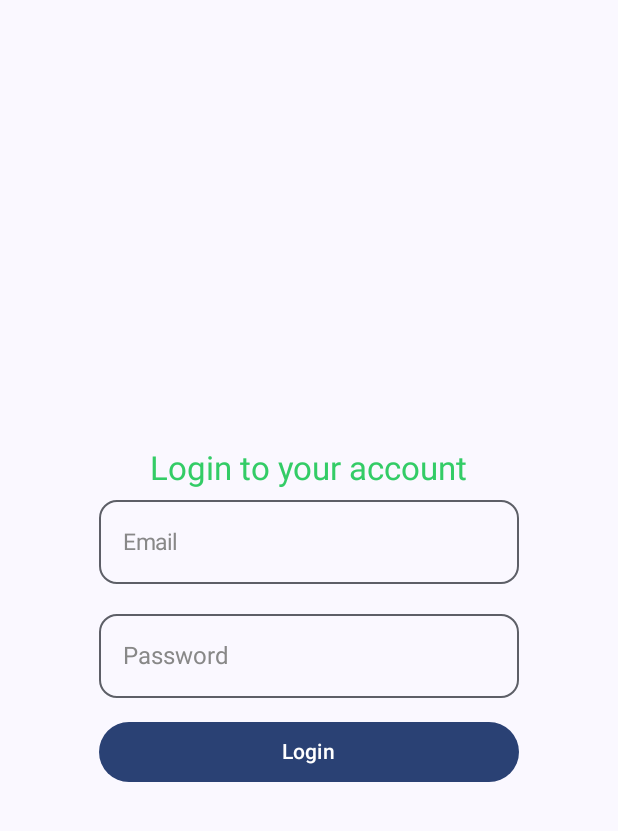
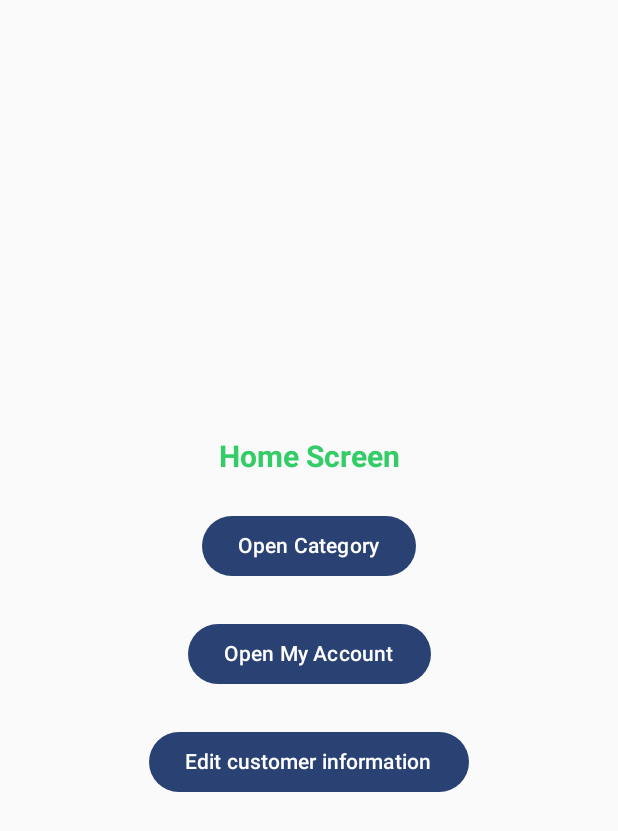
Before and after one commit to AnhQuocs/Jetpack-Compose-Basic, an Android app built with Jetpack Compose: the screen it shows after launch (MainActivity), on a phone screen of 412 x 824 dp. Shown: the top 831 px of the screen. Run offline under Robolectric (Android 15) with nearby library versions, the phone set to English and light mode, and no system bars.

Commit message:
navigation

```diff
--- a/app/src/main/java/com/example/syt/MainActivity.kt
+++ b/app/src/main/java/com/example/syt/MainActivity.kt
@@ -1,141 +1,164 @@
 package com.example.syt
 
 import android.os.Bundle
-import android.util.Log
 import androidx.activity.ComponentActivity
 import androidx.activity.compose.setContent
-import androidx.compose.foundation.background
-import androidx.compose.foundation.layout.Arrangement
-import androidx.compose.foundation.layout.Column
-import androidx.compose.foundation.layout.Spacer
-import androidx.compose.foundation.layout.WindowInsets
-import androidx.compose.foundation.layout.asPaddingValues
-import androidx.compose.foundation.layout.fillMaxSize
-import androidx.compose.foundation.layout.fillMaxWidth
-import androidx.compose.foundation.layout.padding
-import androidx.compose.foundation.layout.statusBars
-import androidx.compose.foundation.layout.width
-import androidx.compose.material3.Button
-import androidx.compose.material3.MaterialTheme
-import androidx.compose.material3.OutlinedTextField
-import androidx.compose.material3.Surface
-import androidx.compose.material3.Text
 import androidx.compose.runtime.Composable
-import androidx.compose.runtime.getValue
-import androidx.compose.runtime.mutableStateOf
-import androidx.compose.runtime.saveable.rememberSaveable
-import androidx.compose.runtime.setValue
-import androidx.compose.ui.Alignment
-import androidx.compose.ui.Modifier
-import androidx.compose.ui.graphics.Color
-import androidx.compose.ui.text.TextStyle
 import androidx.compose.ui.tooling.preview.Preview
-import androidx.compose.ui.unit.dp
-import androidx.compose.ui.unit.sp
+import androidx.navigation.NavType
+import androidx.navigation.compose.NavHost
+import androidx.navigation.compose.composable
+import androidx.navigation.compose.navigation
+import androidx.navigation.compose.rememberNavController
+import androidx.navigation.navArgument
+import com.example.syt.ui.catalog.category.CategoryScreen
+import com.example.syt.ui.catalog.product.ProductDetailScreen
+import com.example.syt.ui.checkout.CheckoutScreen
+import com.example.syt.ui.checkout.CheckoutSuccessScreen
+import com.example.syt.ui.customer.AddressDetailScreen
+import com.example.syt.ui.customer.CustomerInfoScreen
+import com.example.syt.ui.customer.MyAccountScreen
+import com.example.syt.ui.home.HomeScreen
 import com.example.syt.ui.theme.SYTTheme
 
 class MainActivity : ComponentActivity() {
     override fun onCreate(savedInstanceState: Bundle?) {
         super.onCreate(savedInstanceState)
         setContent {
-            SYTTheme {
-                Surface(
-                    modifier = Modifier.fillMaxSize(),
-                    color = MaterialTheme.colorScheme.background
+            MainApp()
+        }
+    }
+}
+
+@Composable
+fun MainApp() {
+    val navController = rememberNavController()
+    SYTTheme {
+        // navHost <---- composable,
+        // navController <---- navigate
+        NavHost(navController = navController, startDestination = "home") {
+            //route: home
+            composable("home") {
+                HomeScreen(
+                    openCategoryAction = {
+                        navController.navigate("category")
+                    },
+                    openMyAccountScreen = {
+                        navController.navigate("myAccount")
+                    },
+                    editCustomerInfo = {
+                        navController.navigate("customerInfo")
+                    },
+                )
+            }
+
+            //route: category
+            composable("category") {
+                CategoryScreen(openProductDetail = {
+                    productId ->
+                    navController.navigate("productDetail/$productId")
+                })
+            }
+
+            // route: product detail
+            // lấy dữ liệu từ category screen
+            composable("productDetail/{productId}",
+                arguments = listOf(
+                navArgument("productId") {
+                    type = NavType.StringType
+                }
+            )) {
+                backStackEntry ->
+                val productId = backStackEntry.arguments?.getString("productId")
+                requireNotNull(productId)
+                ProductDetailScreen(productId = productId, checkout = {
+                    cartId, customerId ->
+                    navController.navigate("checkout/$cartId/$customerId")
+                },
+                    backAction = {navController.popBackStack()}
+                )
+            }
+
+            // route: checkout
+            composable("checkout/{cartId}/{customerId}",
+                arguments = listOf(
+                    navArgument("cartId") {
+                        type = NavType.StringType
+                    },
+                    navArgument("customerId") {
+                        type = NavType.StringType
+                    }
+                )
+            ) {
+                navBackStackEntry ->
+                navBackStackEntry.arguments?.let {
+                    argument ->
+                    val cartId = argument.getString("cartId")
+                    val customerId = argument.getString("customerId")
+                    requireNotNull(cartId)
+                    requireNotNull(customerId)
+                    CheckoutScreen(cartId = cartId, customerId = customerId) {
+                        navController.navigate("checkoutSuccess")
+                    }
+                }
+            }
+
+            //route: checkout success
+            composable("checkoutSuccess") {
+                CheckoutSuccessScreen(goHomeAction = {
+                    navController.popBackStack("home", inclusive = false, saveState = true)
+                }, viewOrderDetailAction = {})
+            }
+
+            // route: customer
+            navigation(route = "customer", startDestination = "myAccount") {
+                //route: my account
+                composable("myAccount") {
+                    MyAccountScreen(navController = navController, openAddressScreen = {
+                            addressId ->
+                        val route = if (addressId == null) "addressDetail" else "addressDetail?addressId=$addressId"
+                        navController.navigate(route)
+                    })
+                }
+
+                //route: customerInfo
+                composable("customerInfo") {
+                    CustomerInfoScreen {
+                        navController.popBackStack()
+                    }
+                }
+
+                //route: address detail
+                composable("addressDetail") {
+                    AddressDetailScreen(null, saveAddressAndBack = {})
+                }
+                composable("addressDetail?addressId={addressId}",
+                    arguments = listOf(
+                        navArgument("addressId") {
+                            type = NavType.StringType
+                            nullable = true
+                        }
+                    )
                 ) {
-//                    CategoryScreen()
-                    HomeScreenApp()
+                        backStackEntry ->
+                    val addressId = backStackEntry.arguments?.getString("addressId")
+                    AddressDetailScreen(addressId, saveAddressAndBack = {
+                            addressId ->
+                        navController.previousBackStackEntry?.savedStateHandle?.set("new_address_id", addressId)
+                        navController.popBackStack()
+                    })
                 }
             }
         }
     }
 }
 
-@Composable
-fun HomeScreenApp() {
-        Column (
-            modifier = Modifier
-                .fillMaxSize()
-                .padding(WindowInsets.statusBars.asPaddingValues())
-        ) {
-            LoginScreen()
-        }
-}
-
-@Composable
-fun LoginScreen() {
-    Column(
-        modifier = Modifier
-            .fillMaxSize()
-            .padding(24.dp),
-        verticalArrangement = Arrangement.Center,
-        horizontalAlignment = Alignment.CenterHorizontally
-    ) {
-        Log.e("frank", "login screen start")
-        Welcome()
-
-        var email by rememberSaveable { mutableStateOf("") }
-        var password by rememberSaveable { mutableStateOf("") }
-
-        EmailTextField(email, { email = it })
-        Spacer(Modifier.padding(bottom = 12.dp))
-        PasswordTextField(password, { password = it })
-
-        Spacer(Modifier.padding(bottom = 12.dp))
-
-        Button(onClick = {}, modifier = Modifier.width(280.dp)) {
-            Text("Login")
-        }
-
-        Log.e("frank", "login screen end")
-    }
-}
-
-@Composable
-fun EmailTextField(email: String, onEmailChange: (String) -> Unit) {
-    Log.e("frank", "email")
-    OutlinedTextField (
-        value = email,
-        onValueChange = onEmailChange,
-        label = {
-            Text("Email", style = TextStyle(color = Color.Gray, fontSize = 15.sp))
-        },
-        shape = MaterialTheme.shapes.medium
-    )
-}
-
-@Composable
-fun PasswordTextField(password: String, onPasswordChange: (String) -> Unit) {
-    Log.e("frank", "password")
-    OutlinedTextField (
-        value = password,
-        onValueChange = onPasswordChange,
-        label = {
-            Text("Password", style = TextStyle(color = Color.Gray, fontSize = 16.sp))
-        },
-        shape = MaterialTheme.shapes.medium
-    )
-}
-
-//state less
-@Composable
-fun Welcome() {
-    Log.e("frank", "welcome start")
-    Text(
-        "Login to your account",
-        style = TextStyle (
-            fontSize = 22.sp,
-            color = Color(0xFF33CC66)
-        )
-    )
-    Log.e("frank", "welcome end")
-}
 
 @Preview(showBackground = true)
 @Composable
 fun GreetingPreview() {
     SYTTheme {
-        HomeScreenApp()
+        MainApp()
     }
 }
 
@@ -144,7 +167,85 @@ fun GreetingPreview() {
 
 
 
-// List and Grid - Lazy Column - Lazy Row - 04/03/2025
+
+
+
+
+
+
+// *** State - 05/03/2025
+//@Composable
+//fun LoginScreen() {
+//    Column(
+//        modifier = Modifier
+//            .fillMaxSize()
+//            .padding(24.dp),
+//        verticalArrangement = Arrangement.Center,
+//        horizontalAlignment = Alignment.CenterHorizontally
+//    ) {
+//        Log.e("frank", "login screen start")
+//        Welcome()
+//
+//        var email by rememberSaveable { mutableStateOf("") }
+//        var password by rememberSaveable { mutableStateOf("") }
+//
+//        EmailTextField(email, { email = it })
+//        Spacer(Modifier.padding(bottom = 12.dp))
+//        PasswordTextField(password, { password = it })
+//
+//        Spacer(Modifier.padding(bottom = 12.dp))
+//
+//        Button(onClick = {}, modifier = Modifier.width(280.dp)) {
+//            Text("Login")
+//        }
+//
+//        Log.e("frank", "login screen end")
+//    }
+//}
+//
+//@Composable
+//fun EmailTextField(email: String, onEmailChange: (String) -> Unit) {
+//    Log.e("frank", "email")
+//    OutlinedTextField (
+//        value = email,
+//        onValueChange = onEmailChange,
+//        label = {
+//            Text("Email", style = TextStyle(color = Color.Gray, fontSize = 15.sp))
+//        },
+//        shape = MaterialTheme.shapes.medium
+//    )
+//}
+//
+//@Composable
+//fun PasswordTextField(password: String, onPasswordChange: (String) -> Unit) {
+//    Log.e("frank", "password")
+//    OutlinedTextField (
+//        value = password,
+//        onValueChange = onPasswordChange,
+//        label = {
+//            Text("Password", style = TextStyle(color = Color.Gray, fontSize = 16.sp))
+//        },
+//        shape = MaterialTheme.shapes.medium
+//    )
+//}
+//
+////state less
+//@Composable
+//fun Welcome() {
+//    Log.e("frank", "welcome start")
+//    Text(
+//        "Login to your account",
+//        style = TextStyle (
+//            fontSize = 22.sp,
+//            color = Color(0xFF33CC66)
+//        )
+//    )
+//    Log.e("frank", "welcome end")
+//}
+
+
+
+// *** List and Grid - Lazy Column - Lazy Row - 04/03/2025
 
 //@OptIn(ExperimentalFoundationApi::class)
 //@Composable
--- /dev/null
+++ b/app/src/main/java/com/example/syt/ui/home/HomeScreen.kt
@@ -0,0 +1,63 @@
+package com.example.syt.ui.home
+
+import androidx.compose.foundation.layout.Arrangement
+import androidx.compose.foundation.layout.Column
+import androidx.compose.foundation.layout.Spacer
+import androidx.compose.foundation.layout.fillMaxSize
+import androidx.compose.foundation.layout.height
+import androidx.compose.material3.Button
+import androidx.compose.material3.Text
+import androidx.compose.runtime.Composable
+import androidx.compose.ui.Alignment
+import androidx.compose.ui.Modifier
+import androidx.compose.ui.graphics.Color
+import androidx.compose.ui.text.TextStyle
+import androidx.compose.ui.text.font.FontWeight
+import androidx.compose.ui.unit.dp
+import androidx.compose.ui.unit.sp
+
+@Composable
+fun HomeScreen(
+    openCategoryAction: () -> Unit,
+    openMyAccountScreen: () -> Unit,
+    editCustomerInfo: () -> Unit
+) {
+    Column(
+        modifier = Modifier.fillMaxSize(),
+        verticalArrangement = Arrangement.Center,
+        horizontalAlignment = Alignment.CenterHorizontally
+    ) {
+        Text(
+            "Home Screen",
+            style = TextStyle(
+                fontSize = 20.sp,
+                fontWeight = FontWeight.Bold,
+                color = Color(0xFF33CC66)
+            )
+        )
+        Spacer(modifier = Modifier.height(24.dp))
+        Button(
+            onClick = {
+                openCategoryAction()
+            }
+        ) {
+            Text("Open Category")
+        }
+        Spacer(modifier = Modifier.height(24.dp))
+        Button(
+            onClick = {
+                openMyAccountScreen()
+            }
+        ) {
+            Text("Open My Account")
+        }
+        Spacer(modifier = Modifier.height(24.dp))
+        Button(
+            onClick = {
+                editCustomerInfo()
+            }
+        ) {
+            Text("Edit customer information")
+        }
+    }
+}
```
Also changed, not shown: app/src/main/java/com/example/syt/base/Extentions.kt (added, +21 -0 lines), app/src/main/java/com/example/syt/ui/cart/CartScreen.kt (added, +8 -0 lines), app/src/main/java/com/example/syt/ui/catalog/category/CategoryScreen.kt (added, +44 -0 lines), app/src/main/java/com/example/syt/ui/catalog/product/ProductDetailScreen.kt (added, +33 -0 lines), app/src/main/java/com/example/syt/ui/catalog/product/ProductListScreen.kt (added, +8 -0 lines), app/src/main/java/com/example/syt/ui/checkout/CheckoutScreen.kt (added, +29 -0 lines), app/src/main/java/com/example/syt/ui/checkout/CheckoutSuccessScreen.kt (added, +52 -0 lines), app/src/main/java/com/example/syt/ui/customer/AddressDetailScreen.kt (added, +51 -0 lines), app/src/main/java/com/example/syt/ui/customer/CustomerInfoScreen.kt (added, +29 -0 lines), app/src/main/java/com/example/syt/ui/customer/MyAccountScreen.kt (added, +62 -0 lines), app/src/main/java/com/example/syt/ui/theme/Shape.kt (added, +11 -0 lines).
